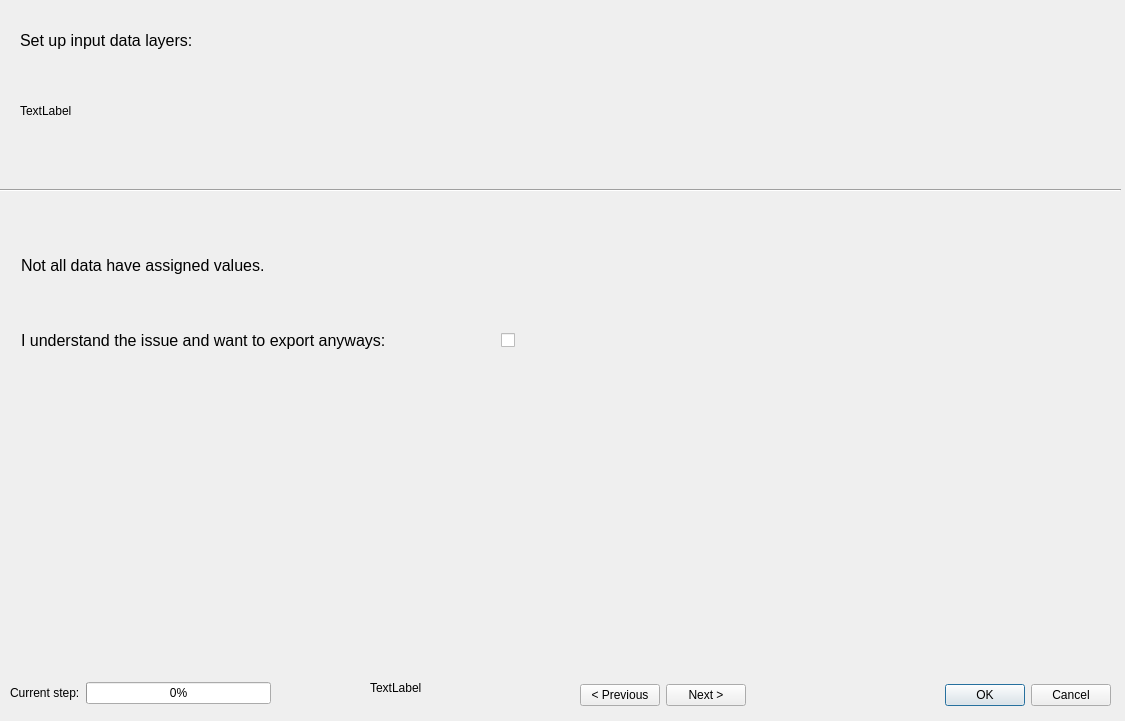
Before: the Qt Designer form ui/gui_tests_dialog_base.ui in JanCaha/Erosion-Data-Preparation-Plugin, drawn with Qt 5.
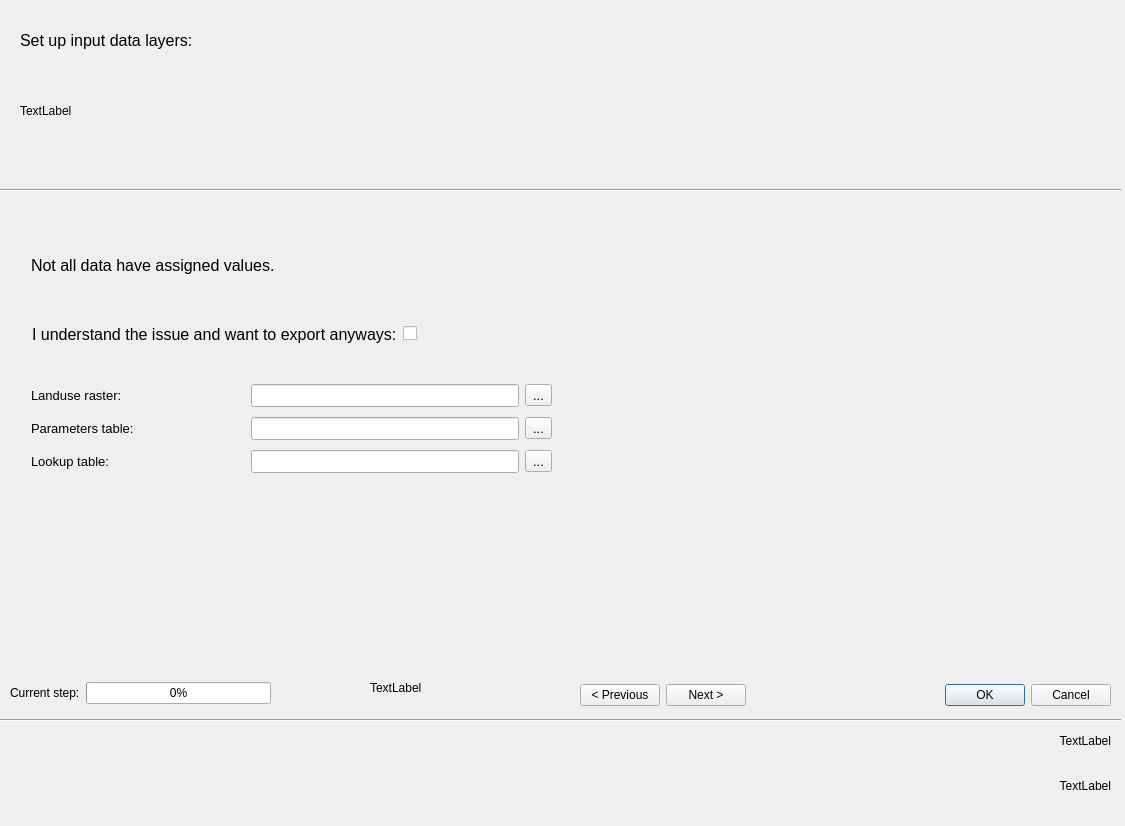
After: the same form once the commit is applied. The open tabs and pages were chosen to show the change. Custom widgets are drawn as their Qt base class.

```diff
--- a/ui/gui_tests_dialog_base.ui
+++ b/ui/gui_tests_dialog_base.ui
@@ -7,7 +7,7 @@
     <x>0</x>
     <y>0</y>
     <width>1125</width>
-    <height>721</height>
+    <height>826</height>
    </rect>
   </property>
   <property name="windowTitle">
@@ -378,9 +378,9 @@
     <widget class="QLabel" name="label_data_status">
      <property name="geometry">
       <rect>
-       <x>10</x>
+       <x>20</x>
        <y>30</y>
-       <width>731</width>
+       <width>1051</width>
        <height>71</height>
       </rect>
      </property>
@@ -393,42 +393,162 @@
       <string>Not all data have assigned values.</string>
      </property>
     </widget>
-    <widget class="QCheckBox" name="checkbox_export_empty_data">
+    <widget class="QWidget" name="layoutWidget">
      <property name="geometry">
       <rect>
-       <x>490</x>
-       <y>130</y>
-       <width>81</width>
-       <height>20</height>
+       <x>21</x>
+       <y>121</y>
+       <width>521</width>
+       <height>26</height>
       </rect>
      </property>
-     <property name="text">
-      <string/>
-     </property>
-     <property name="iconSize">
-      <size>
-       <width>40</width>
-       <height>40</height>
-      </size>
-     </property>
+     <layout class="QHBoxLayout" name="horizontalLayout_2">
+      <item>
+       <widget class="QLabel" name="label_data_status_confirm">
+        <property name="font">
+         <font>
+          <pointsize>12</pointsize>
+         </font>
+        </property>
+        <property name="text">
+         <string>I understand the issue and want to export anyways:</string>
+        </property>
+       </widget>
+      </item>
+      <item>
+       <widget class="QCheckBox" name="checkbox_export_empty_data">
+        <property name="text">
+         <string/>
+        </property>
+        <property name="iconSize">
+         <size>
+          <width>40</width>
+          <height>40</height>
+         </size>
+        </property>
+       </widget>
+      </item>
+     </layout>
     </widget>
-    <widget class="QLabel" name="label_data_status_2">
+    <widget class="QWidget" name="">
      <property name="geometry">
       <rect>
-       <x>10</x>
-       <y>120</y>
-       <width>471</width>
-       <height>41</height>
+       <x>20</x>
+       <y>180</y>
+       <width>521</width>
+       <height>97</height>
       </rect>
      </property>
-     <property name="font">
-      <font>
-       <pointsize>12</pointsize>
-      </font>
-     </property>
-     <property name="text">
-      <string>I understand the issue and want to export anyways:</string>
-     </property>
+     <layout class="QGridLayout" name="gridLayout" columnstretch="40,50,0" columnminimumwidth="0,0,0">
+      <item row="0" column="0">
+       <widget class="QLabel" name="label_landuse_raster">
+        <property name="font">
+         <font>
+          <pointsize>10</pointsize>
+         </font>
+        </property>
+        <property name="text">
+         <string>Landuse raster:</string>
+        </property>
+       </widget>
+      </item>
+      <item row="0" column="1">
+       <widget class="QLineEdit" name="lineEdit_landuse_raster">
+        <property name="font">
+         <font>
+          <pointsize>10</pointsize>
+         </font>
+        </property>
+        <property name="text">
+         <string/>
+        </property>
+       </widget>
+      </item>
+      <item row="0" column="2">
+       <widget class="QToolButton" name="toolButton_landuse_raster">
+        <property name="font">
+         <font>
+          <pointsize>10</pointsize>
+         </font>
+        </property>
+        <property name="text">
+         <string>...</string>
+        </property>
+       </widget>
+      </item>
+      <item row="1" column="0">
+       <widget class="QLabel" name="label_parameter_table">
+        <property name="font">
+         <font>
+          <pointsize>10</pointsize>
+         </font>
+        </property>
+        <property name="text">
+         <string>Parameters table:</string>
+        </property>
+       </widget>
+      </item>
+      <item row="1" column="1">
+       <widget class="QLineEdit" name="lineEdit_parameter_table">
+        <property name="font">
+         <font>
+          <pointsize>10</pointsize>
+         </font>
+        </property>
+        <property name="text">
+         <string/>
+        </property>
+       </widget>
+      </item>
+      <item row="1" column="2">
+       <widget class="QToolButton" name="toolButton_parameter_table">
+        <property name="font">
+         <font>
+          <pointsize>10</pointsize>
+         </font>
+        </property>
+        <property name="text">
+         <string>...</string>
+        </property>
+       </widget>
+      </item>
+      <item row="2" column="0">
+       <widget class="QLabel" name="label_lookup_table">
+        <property name="font">
+         <font>
+          <pointsize>10</pointsize>
+         </font>
+        </property>
+        <property name="text">
+         <string>Lookup table: </string>
+        </property>
+       </widget>
+      </item>
+      <item row="2" column="1">
+       <widget class="QLineEdit" name="lineEdit_lookup_table">
+        <property name="font">
+         <font>
+          <pointsize>10</pointsize>
+         </font>
+        </property>
+        <property name="text">
+         <string/>
+        </property>
+       </widget>
+      </item>
+      <item row="2" column="2">
+       <widget class="QToolButton" name="toolButton_lookup_table">
+        <property name="font">
+         <font>
+          <pointsize>10</pointsize>
+         </font>
+        </property>
+        <property name="text">
+         <string>...</string>
+        </property>
+       </widget>
+      </item>
+     </layout>
     </widget>
    </widget>
   </widget>
@@ -557,6 +677,60 @@
     <enum>Qt::Horizontal</enum>
    </property>
   </widget>
+  <widget class="Line" name="line_2">
+   <property name="geometry">
+    <rect>
+     <x>0</x>
+     <y>710</y>
+     <width>1121</width>
+     <height>20</height>
+    </rect>
+   </property>
+   <property name="orientation">
+    <enum>Qt::Horizontal</enum>
+   </property>
+  </widget>
+  <widget class="QLabel" name="label_created">
+   <property name="geometry">
+    <rect>
+     <x>10</x>
+     <y>730</y>
+     <width>1101</width>
+     <height>21</height>
+    </rect>
+   </property>
+   <property name="text">
+    <string>TextLabel</string>
+   </property>
+   <property name="textFormat">
+    <enum>Qt::AutoText</enum>
+   </property>
+   <property name="alignment">
+    <set>Qt::AlignRight|Qt::AlignTrailing|Qt::AlignVCenter</set>
+   </property>
+   <property name="openExternalLinks">
+    <bool>true</bool>
+   </property>
+  </widget>
+  <widget class="QLabel" name="label_project">
+   <property name="geometry">
+    <rect>
+     <x>10</x>
+     <y>760</y>
+     <width>1101</width>
+     <height>51</height>
+    </rect>
+   </property>
+   <property name="text">
+    <string>TextLabel</string>
+   </property>
+   <property name="textFormat">
+    <enum>Qt::AutoText</enum>
+   </property>
+   <property name="alignment">
+    <set>Qt::AlignRight|Qt::AlignTrailing|Qt::AlignVCenter</set>
+   </property>
+  </widget>
  </widget>
  <customwidgets>
   <customwidget>
```
Left out of the diff: 23 changed lines with no effect on the pictures.
